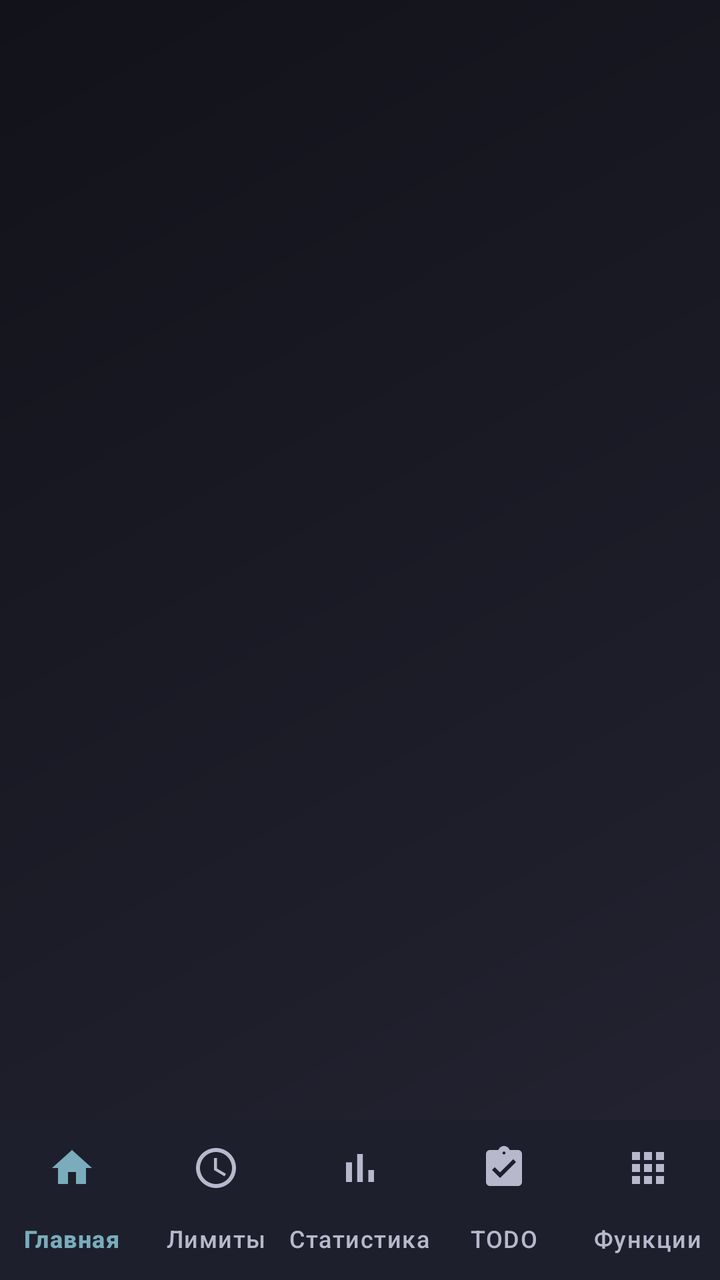
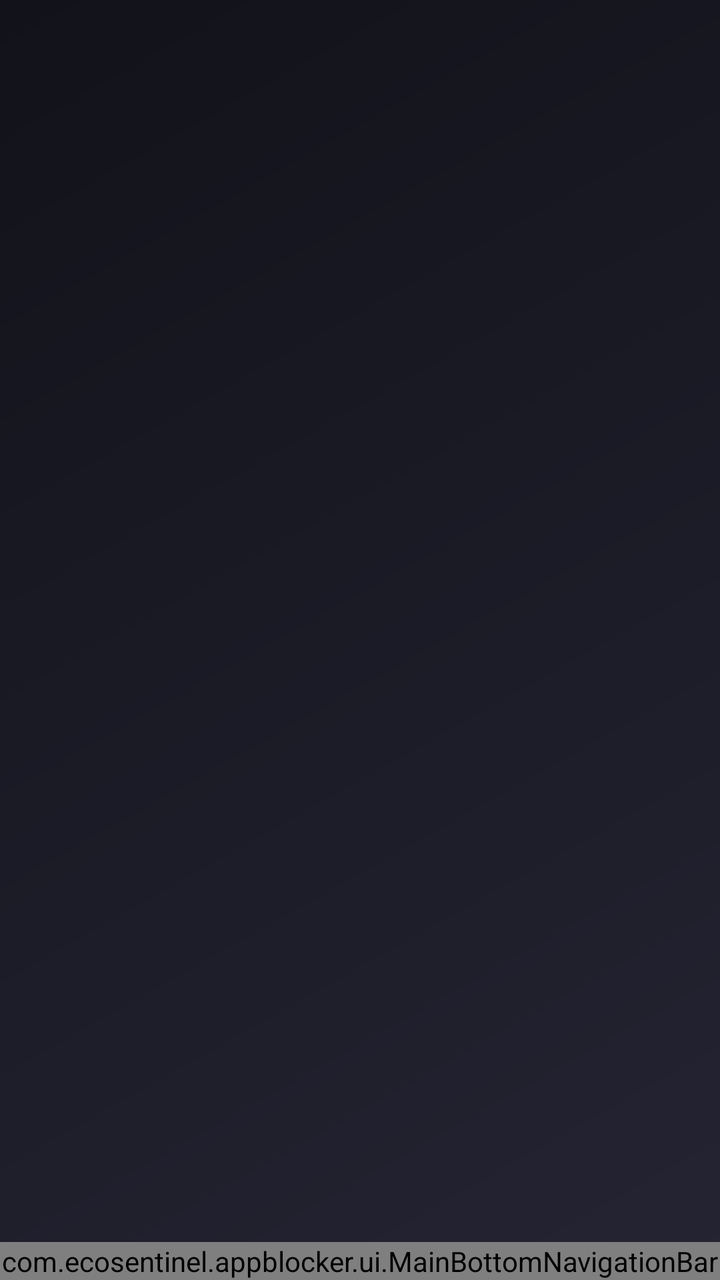

Compare the two renders of this Android layout. The source of the first and the diff that turns it into the second are given below.
<!-- AndroidManifest.xml: application theme Theme.Appbllocker -->
<!-- res/layout/activity_main.xml -->
<?xml version="1.0" encoding="utf-8"?>
<LinearLayout xmlns:android="http://schemas.android.com/apk/res/android"
    xmlns:app="http://schemas.android.com/apk/res-auto"
    android:layout_width="match_parent"
    android:layout_height="match_parent"
    android:background="@drawable/bg_app_gradient"
    android:orientation="vertical">

    <androidx.fragment.app.FragmentContainerView
        android:id="@+id/fragmentContainer"
        android:layout_width="match_parent"
        android:layout_height="0dp"
        android:layout_weight="1" />

    <com.google.android.material.bottomnavigation.BottomNavigationView
        android:id="@+id/bottomNav"
        android:layout_width="match_parent"
        android:layout_height="wrap_content"
        android:background="@color/surface"
        app:elevation="8dp"
        app:itemIconTint="@color/bottom_nav_item_color"
        app:itemTextColor="@color/bottom_nav_item_color"
        app:labelVisibilityMode="labeled"
        app:menu="@menu/bottom_nav_menu" />

</LinearLayout>
<!-- resources referenced by this layout -->
<resources>
  <color name="surface">#FF1A1A26</color>
  <color name="background">#FF12121A</color>
  <color name="surface_variant">#FF242433</color>
  <color name="button_primary">#FF3A505C</color>
  <color name="button_on_primary">#FFE4EBEF</color>
  <color name="neon_primary">#FF7AACBC</color>
  <color name="neon_secondary">#FF9A7BB8</color>
  <color name="white">#FFFFFFFF</color>
  <color name="neon_tertiary">#FFD86A9A</color>
  <color name="black">#FF000000</color>
  <color name="on_surface">#FFE8E8F2</color>
  <color name="on_surface_variant">#FFB8B8CC</color>
  <color name="neon_glow">#457AACBC</color>
  <style name="TextAppearance.Appbllocker.DisplayLarge" parent="TextAppearance.Material3.DisplayLarge">
  
          <item name="android:textColor">@color/on_surface</item>
  
      </style>
  <style name="TextAppearance.Appbllocker.DisplayMedium" parent="TextAppearance.Material3.DisplayMedium">
  
          <item name="android:textColor">@color/on_surface</item>
  
      </style>
  <style name="TextAppearance.Appbllocker.DisplaySmall" parent="TextAppearance.Material3.DisplaySmall">
  
          <item name="android:textColor">@color/on_surface</item>
  
      </style>
  <style name="TextAppearance.Appbllocker.HeadlineLarge" parent="TextAppearance.Material3.HeadlineLarge">
  
          <item name="android:textColor">@color/on_surface</item>
  
      </style>
  <style name="TextAppearance.Appbllocker.HeadlineMedium" parent="TextAppearance.Material3.HeadlineMedium">
  
          <item name="android:textColor">@color/on_surface</item>
  
      </style>
  <style name="TextAppearance.Appbllocker.HeadlineSmall" parent="TextAppearance.Material3.HeadlineSmall">
  
          <item name="android:textColor">@color/on_surface</item>
  
      </style>
  <style name="TextAppearance.Appbllocker.TitleLarge" parent="TextAppearance.Material3.TitleLarge">
  
          <item name="android:textColor">@color/on_surface</item>
  
      </style>
  <style name="TextAppearance.Appbllocker.TitleMedium" parent="TextAppearance.Material3.TitleMedium">
  
          <item name="android:textColor">@color/on_surface</item>
  
      </style>
  <style name="TextAppearance.Appbllocker.TitleSmall" parent="TextAppearance.Material3.TitleSmall">
  
          <item name="android:textColor">@color/on_surface</item>
  
      </style>
  <style name="TextAppearance.Appbllocker.BodyLarge" parent="TextAppearance.Material3.BodyLarge">
  
          <item name="android:textColor">@color/on_surface</item>
  
      </style>
  <style name="TextAppearance.Appbllocker.BodyMedium" parent="TextAppearance.Material3.BodyMedium">
  
          <item name="android:textColor">@color/on_surface</item>
  
      </style>
  <style name="TextAppearance.Appbllocker.BodySmall" parent="TextAppearance.Material3.BodySmall">
  
          <item name="android:textColor">@color/on_surface_variant</item>
  
      </style>
  <style name="TextAppearance.Appbllocker.LabelLarge" parent="TextAppearance.Material3.LabelLarge">
  
          <item name="android:textColor">@color/on_surface</item>
  
      </style>
  <style name="TextAppearance.Appbllocker.LabelMedium" parent="TextAppearance.Material3.LabelMedium">
  
          <item name="android:textColor">@color/on_surface_variant</item>
  
      </style>
  <style name="TextAppearance.Appbllocker.LabelSmall" parent="TextAppearance.Material3.LabelSmall">
  
          <item name="android:textColor">@color/on_surface_variant</item>
  
      </style>
  <style name="Widget.Appbllocker.Switch" parent="Widget.Material3.CompoundButton.MaterialSwitch">
  
          <item name="thumbTint">@color/neon_primary</item>
  
          <item name="trackTint">@color/surface_variant</item>
  
      </style>
  <style name="Widget.Appbllocker.RadioButton" parent="Widget.Material3.CompoundButton.RadioButton">
  
          <item name="android:textColor">@color/on_surface</item>
  
          <item name="buttonTint">@color/radio_button_tint</item>
  
      </style>
  <!-- unchanged entries left out for length: 7 -->
</resources>

<!-- the commit's change to res/layout/activity_main.xml (unified diff, before → after) -->
@@ -1,6 +1,5 @@
 <?xml version="1.0" encoding="utf-8"?>
 <LinearLayout xmlns:android="http://schemas.android.com/apk/res/android"
-    xmlns:app="http://schemas.android.com/apk/res-auto"
     android:layout_width="match_parent"
     android:layout_height="match_parent"
     android:background="@drawable/bg_app_gradient"
@@ -12,15 +11,9 @@
         android:layout_height="0dp"
         android:layout_weight="1" />
 
-    <com.google.android.material.bottomnavigation.BottomNavigationView
+    <com.ecosentinel.appblocker.ui.MainBottomNavigationBar
         android:id="@+id/bottomNav"
         android:layout_width="match_parent"
-        android:layout_height="wrap_content"
-        android:background="@color/surface"
-        app:elevation="8dp"
-        app:itemIconTint="@color/bottom_nav_item_color"
-        app:itemTextColor="@color/bottom_nav_item_color"
-        app:labelVisibilityMode="labeled"
-        app:menu="@menu/bottom_nav_menu" />
+        android:layout_height="wrap_content" />
 
 </LinearLayout>
